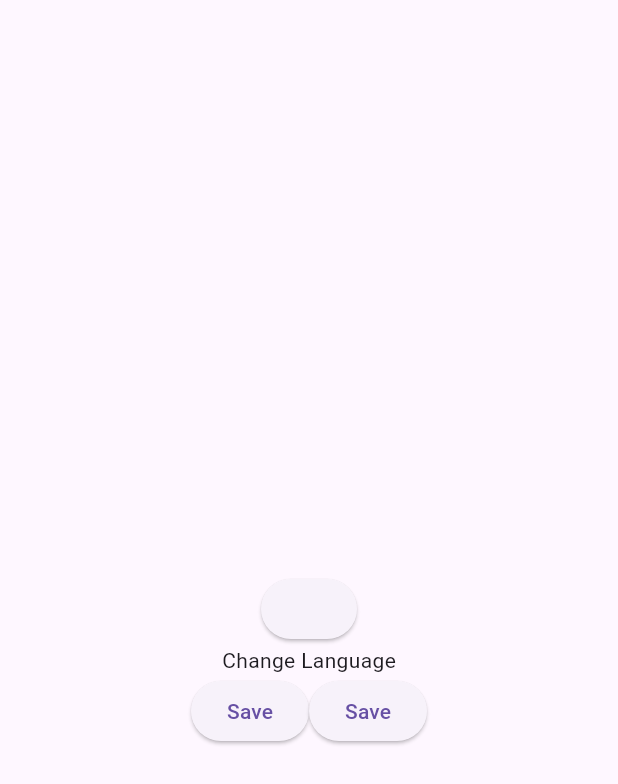
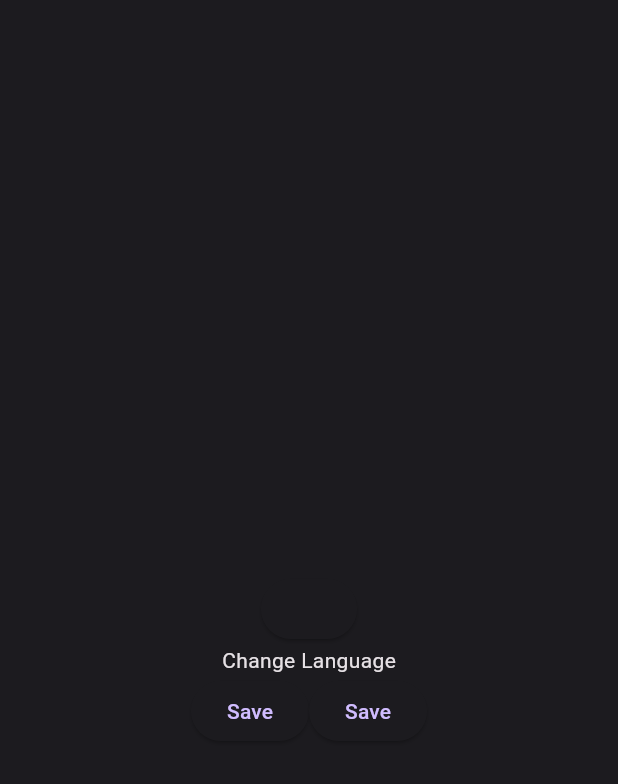
Before and after one commit to YigitTilki/architecture_template, a Flutter app: the screen it shows after launch, on a phone screen of 412 x 824 dp. Shown: the top 784 px of the screen. Run offline on Flutter 3.47's test engine with Material 3 defaults, Android fonts, the phone set to English and light mode, and no system bars; our stand-ins replace easy_localization, envied, logger; missing offline and left inert: easy_logger, kartal; generated files the repository leaves out were written again.

Commit message:
theme completed

```diff
--- a/lib/main.dart
+++ b/lib/main.dart
@@ -1,6 +1,8 @@
 import 'package:architecture_template/feature/home/view/home_view.dart';
 import 'package:architecture_template/product/init/application_init.dart';
 import 'package:architecture_template/product/init/product_localization.dart';
+import 'package:architecture_template/product/init/theme/custom_dark_theme.dart';
+import 'package:architecture_template/product/init/theme/custom_light_theme.dart';
 import 'package:easy_localization/easy_localization.dart';
 import 'package:flutter/material.dart';
 
@@ -21,6 +23,9 @@ class MyApp extends StatelessWidget {
   @override
   Widget build(BuildContext context) {
     return MaterialApp(
+      theme: CustomLightTheme().themeData,
+      darkTheme: CustomDarkTheme().themeData,
+      themeMode: ThemeMode.dark,
       localizationsDelegates: context.localizationDelegates,
       supportedLocales: context.supportedLocales,
       locale: context.locale,
--- /dev/null
+++ b/lib/product/init/theme/custom_color_scheme.dart
@@ -0,0 +1,76 @@
+import 'package:flutter/material.dart';
+
+/// Project Custom Colors
+final class CustomColorScheme {
+  CustomColorScheme._();
+
+  /// Light Color Scheme
+  static const lightColorScheme = ColorScheme(
+    brightness: Brightness.light,
+    primary: Color(0xFF6750A4),
+    onPrimary: Color(0xFFFFFFFF),
+    primaryContainer: Color(0xFFEADDFF),
+    onPrimaryContainer: Color(0xFF21005D),
+    secondary: Color(0xFF625B71),
+    onSecondary: Color(0xFFFFFFFF),
+    secondaryContainer: Color(0xFFE8DEF8),
+    onSecondaryContainer: Color(0xFF1D192B),
+    tertiary: Color(0xFF7D5260),
+    onTertiary: Color(0xFFFFFFFF),
+    tertiaryContainer: Color(0xFFFFD8E4),
+    onTertiaryContainer: Color(0xFF31111D),
+    error: Color(0xFFB3261E),
+    onError: Color(0xFFFFFFFF),
+    errorContainer: Color(0xFFF9DEDC),
+    onErrorContainer: Color(0xFF410E0B),
+    outline: Color(0xFF79747E),
+    background: Color(0xFFFFFBFE),
+    onBackground: Color(0xFF1C1B1F),
+    surface: Color(0xFFFFFBFE),
+    onSurface: Color(0xFF1C1B1F),
+    surfaceVariant: Color(0xFFE7E0EC),
+    onSurfaceVariant: Color(0xFF49454F),
+    inverseSurface: Color(0xFF313033),
+    onInverseSurface: Color(0xFFF4EFF4),
+    inversePrimary: Color(0xFFD0BCFF),
+    shadow: Color(0xFF000000),
+    surfaceTint: Color(0xFF6750A4),
+    outlineVariant: Color(0xFFCAC4D0),
+    scrim: Color(0xFF000000),
+  );
+
+  /// Dark Color Scheme
+  static const darkColorScheme = ColorScheme(
+    brightness: Brightness.dark,
+    primary: Color(0xFFD0BCFF),
+    onPrimary: Color(0xFF381E72),
+    primaryContainer: Color(0xFF4F378B),
+    onPrimaryContainer: Color(0xFFEADDFF),
+    secondary: Color(0xFFCCC2DC),
+    onSecondary: Color(0xFF332D41),
+    secondaryContainer: Color(0xFF4A4458),
+    onSecondaryContainer: Color(0xFFE8DEF8),
+    tertiary: Color(0xFFEFB8C8),
+    onTertiary: Color(0xFF492532),
+    tertiaryContainer: Color(0xFF633B48),
+    onTertiaryContainer: Color(0xFFFFD8E4),
+    error: Color(0xFFF2B8B5),
+    onError: Color(0xFF601410),
+    errorContainer: Color(0xFF8C1D18),
+    onErrorContainer: Color(0xFFF9DEDC),
+    outline: Color(0xFF938F99),
+    background: Color(0xFF1C1B1F),
+    onBackground: Color(0xFFE6E1E5),
+    surface: Color(0xFF1C1B1F),
+    onSurface: Color(0xFFE6E1E5),
+    surfaceVariant: Color(0xFF49454F),
+    onSurfaceVariant: Color(0xFFCAC4D0),
+    inverseSurface: Color(0xFFE6E1E5),
+    onInverseSurface: Color(0xFF313033),
+    inversePrimary: Color(0xFF6750A4),
+    shadow: Color(0xFF000000),
+    surfaceTint: Color(0xFFD0BCFF),
+    outlineVariant: Color(0xFF49454F),
+    scrim: Color(0xFF000000),
+  );
+}
--- /dev/null
+++ b/lib/product/init/theme/custom_dark_theme.dart
@@ -0,0 +1,16 @@
+import 'package:architecture_template/product/init/theme/custom_color_scheme.dart';
+import 'package:architecture_template/product/init/theme/custom_theme.dart';
+import 'package:flutter/material.dart';
+
+/// Custom dark theme for project design
+final class CustomDarkTheme implements CustomTheme {
+  @override
+  ThemeData get themeData => ThemeData(
+      useMaterial3: true,
+      colorScheme: CustomColorScheme.darkColorScheme,
+      floatingActionButtonTheme: floatingActionButtonThemeData);
+
+  @override
+  FloatingActionButtonThemeData get floatingActionButtonThemeData =>
+      const FloatingActionButtonThemeData();
+}
--- /dev/null
+++ b/lib/product/init/theme/custom_light_theme.dart
@@ -0,0 +1,16 @@
+import 'package:architecture_template/product/init/theme/custom_color_scheme.dart';
+import 'package:architecture_template/product/init/theme/custom_theme.dart';
+import 'package:flutter/material.dart';
+
+/// Custom light theme for project design
+final class CustomLightTheme implements CustomTheme {
+  @override
+  ThemeData get themeData => ThemeData(
+      useMaterial3: true,
+      colorScheme: CustomColorScheme.lightColorScheme,
+      floatingActionButtonTheme: floatingActionButtonThemeData);
+
+  @override
+  FloatingActionButtonThemeData get floatingActionButtonThemeData =>
+      const FloatingActionButtonThemeData();
+}
--- /dev/null
+++ b/lib/product/init/theme/custom_theme.dart
@@ -0,0 +1,7 @@
+import 'package:flutter/material.dart';
+
+abstract class CustomTheme {
+  ThemeData get themeData;
+
+  FloatingActionButtonThemeData get floatingActionButtonThemeData;
+}
--- /dev/null
+++ b/lib/product/init/theme/index.dart
@@ -0,0 +1,4 @@
+export 'custom_color_scheme.dart';
+export 'custom_dark_theme.dart';
+export 'custom_light_theme.dart';
+export 'custom_theme.dart';
```
